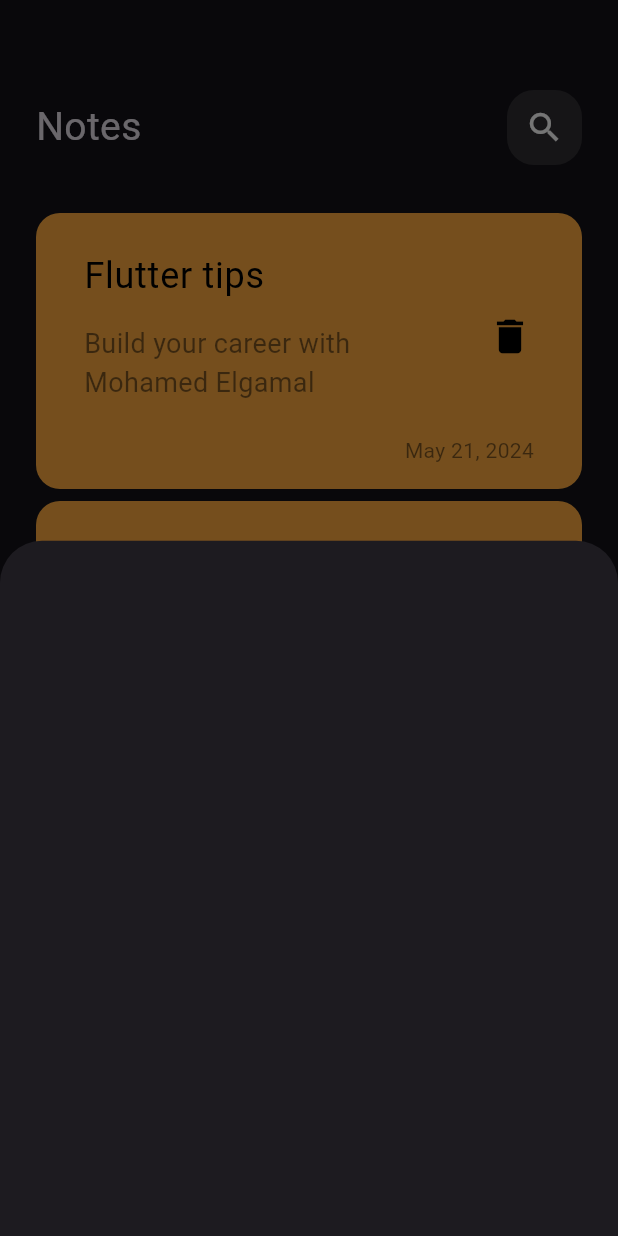
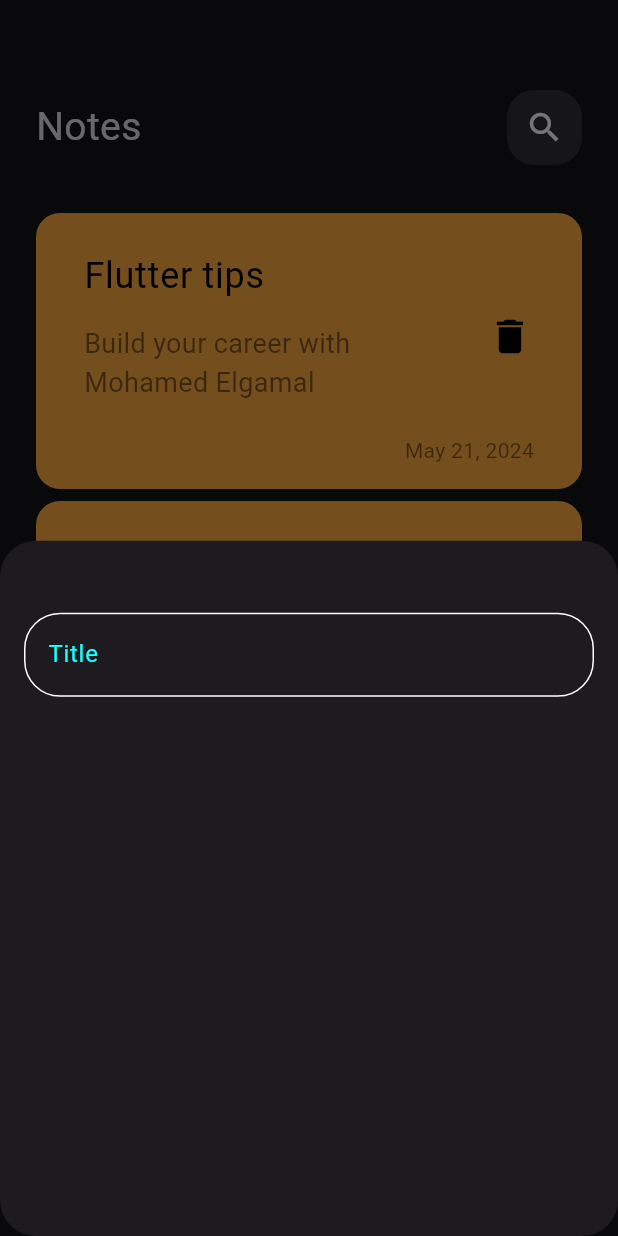
Before and after one commit to Mohamedelgamalx/note_app, a Flutter app: the screen it shows after launch, after a tap on the "add" icon, on a phone screen of 412 x 824 dp. Run offline on Flutter 3.47's test engine with Material 3 defaults, Android fonts, the phone set to English and light mode, and no system bars; Roboto replaces fonts that are missing (Poppins).

Commit message:
create text field

```diff
--- /dev/null
+++ b/lib/views/constants.dart
@@ -0,0 +1,3 @@
+import 'package:flutter/material.dart';
+
+const kPrimaryColor = Colors.cyanAccent;
--- a/lib/views/note_view_screen.dart
+++ b/lib/views/note_view_screen.dart
@@ -9,7 +9,12 @@ class NoteViewScreen extends StatelessWidget {
   Widget build(BuildContext context) {
     return Scaffold(
       floatingActionButton: FloatingActionButton(onPressed: () {
-        showModalBottomSheet(context: context, builder: (context) {
+        showModalBottomSheet(
+            shape: RoundedRectangleBorder(
+            borderRadius: BorderRadius.circular(24)
+          ),
+            context: context,
+            builder: (context) {
           return const AddNoteBottomSheet();
         });
       },
--- a/lib/views/widgets/add_note_bottom_sheet.dart
+++ b/lib/views/widgets/add_note_bottom_sheet.dart
@@ -1,10 +1,35 @@
 import 'package:flutter/material.dart';
+import 'package:note_app/views/constants.dart';
 
 class AddNoteBottomSheet extends StatelessWidget {
   const AddNoteBottomSheet({super.key});
 
   @override
   Widget build(BuildContext context) {
-    return Container();
+    return Padding(
+      padding: const EdgeInsets.all(16),
+      child: Column(
+        children: [
+          const SizedBox(height: 32),
+          TextField(
+            decoration: InputDecoration(
+              hintText: 'Title',
+              hintStyle: const TextStyle(color: kPrimaryColor),
+              border: buildBorder(),
+              enabledBorder: buildBorder(),
+              focusedBorder: buildBorder(kPrimaryColor)
+            ),
+          )
+        ],
+      ),
+    );
+  }
+
+  OutlineInputBorder buildBorder ([color]) {
+    return OutlineInputBorder(
+            borderRadius: BorderRadius.circular(24),
+            borderSide: BorderSide(
+                color: color ?? Colors.white),
+          );
   }
 }
```
